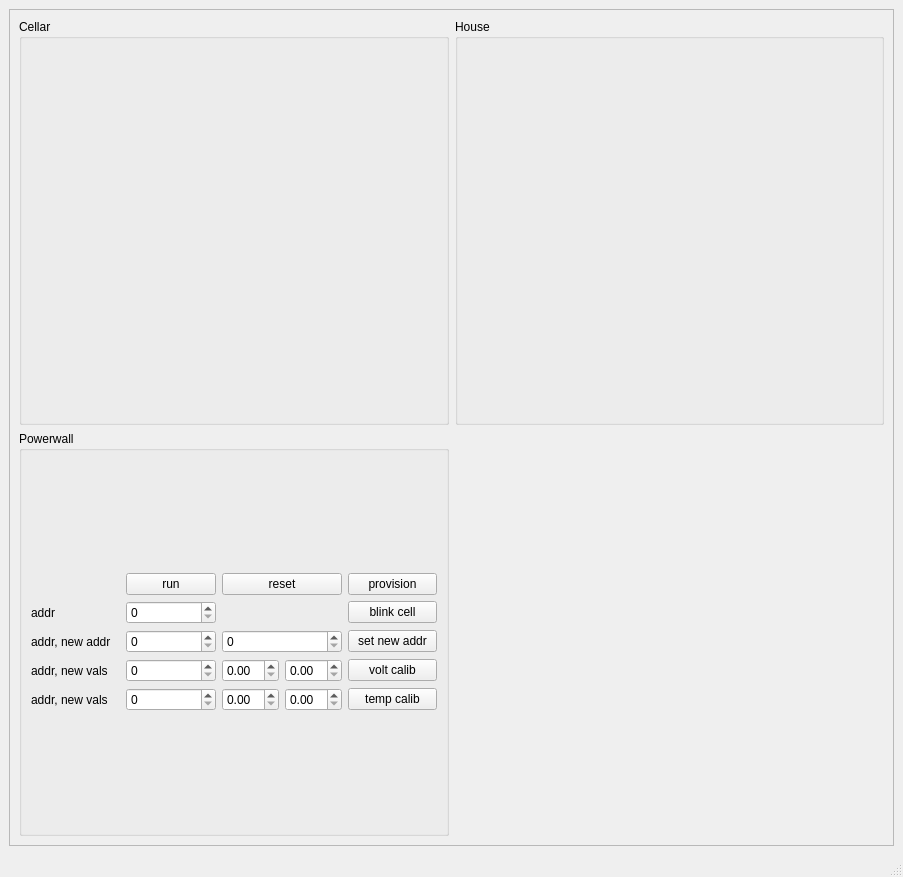
Zbysekz/SmartHome, file SmartHome/terminal/forms/main.ui: the form before one commit.
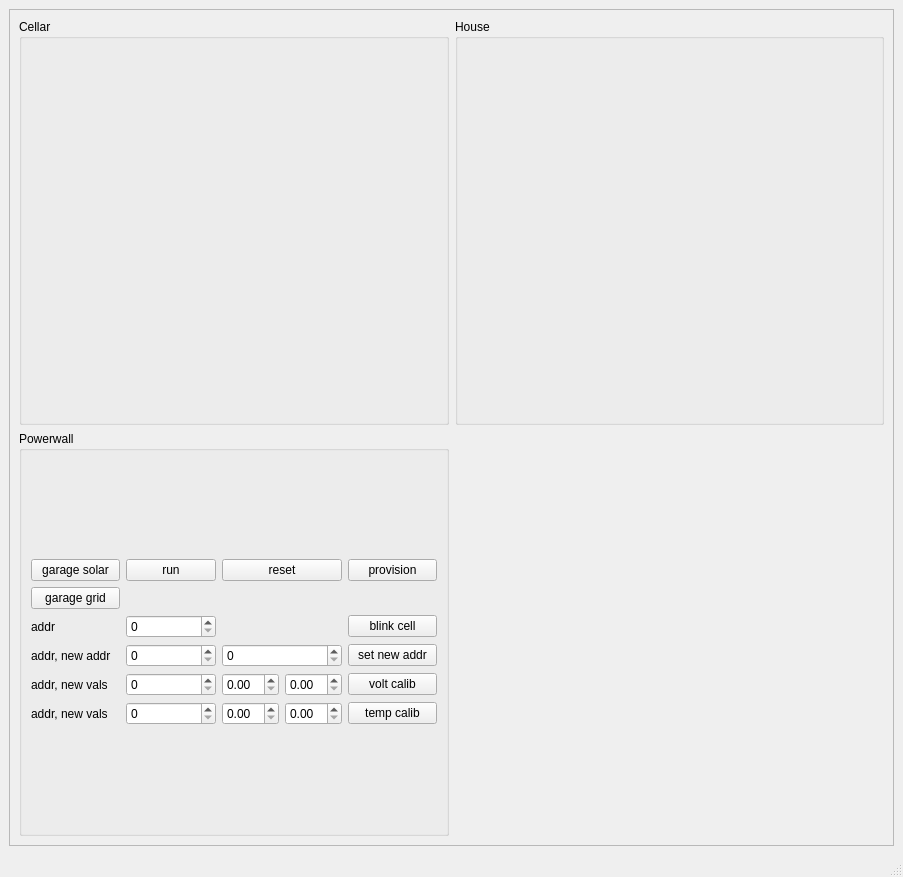
The form after the commit.

Commit message: terminal added with garage control

The edit to the form file:
```diff
--- a/SmartHome/terminal/forms/main.ui
+++ b/SmartHome/terminal/forms/main.ui
@@ -64,54 +64,34 @@
             <layout class="QVBoxLayout" name="verticalLayout_4">
              <item>
               <layout class="QGridLayout" name="gridLayout_2">
-               <item row="2" column="0">
-                <widget class="QLabel" name="label">
+               <item row="7" column="0">
+                <widget class="QLabel" name="label_2">
                  <property name="text">
-                  <string>addr</string>
+                  <string>addr, new vals</string>
                  </property>
                 </widget>
                </item>
-               <item row="7" column="1">
-                <widget class="QSpinBox" name="spinBox_5"/>
-               </item>
-               <item row="7" column="3">
-                <widget class="QPushButton" name="pushButton_5">
-                 <property name="text">
-                  <string>temp calib</string>
-                 </property>
-                </widget>
-               </item>
-               <item row="4" column="3">
+               <item row="5" column="3">
                 <widget class="QPushButton" name="pushButton">
                  <property name="text">
                   <string>set new addr</string>
                  </property>
                 </widget>
                </item>
-               <item row="6" column="3">
-                <widget class="QPushButton" name="pushButton_4">
+               <item row="8" column="3">
+                <widget class="QPushButton" name="pushButton_5">
                  <property name="text">
-                  <string>volt calib</string>
+                  <string>temp calib</string>
                  </property>
                 </widget>
                </item>
-               <item row="7" column="0">
-                <widget class="QLabel" name="label_4">
+               <item row="0" column="1">
+                <widget class="QPushButton" name="btnPowerwallRun">
                  <property name="text">
-                  <string>addr, new vals</string>
+                  <string>run</string>
                  </property>
                 </widget>
                </item>
-               <item row="6" column="2">
-                <layout class="QHBoxLayout" name="horizontalLayout_2">
-                 <item>
-                  <widget class="QDoubleSpinBox" name="doubleSpinBox_6"/>
-                 </item>
-                 <item>
-                  <widget class="QDoubleSpinBox" name="doubleSpinBox_7"/>
-                 </item>
-                </layout>
-               </item>
                <item row="0" column="3">
                 <widget class="QPushButton" name="pushButton_2">
                  <property name="text">
@@ -119,34 +99,38 @@
                  </property>
                 </widget>
                </item>
-               <item row="6" column="0">
-                <widget class="QLabel" name="label_2">
+               <item row="5" column="1">
+                <widget class="QSpinBox" name="spinBox_2"/>
+               </item>
+               <item row="0" column="0">
+                <widget class="QPushButton" name="btnGarageSolar">
                  <property name="text">
-                  <string>addr, new vals</string>
+                  <string>garage solar</string>
                  </property>
                 </widget>
                </item>
-               <item row="2" column="3">
-                <widget class="QPushButton" name="pushButton_3">
+               <item row="3" column="0">
+                <widget class="QLabel" name="label">
                  <property name="text">
-                  <string>blink cell</string>
+                  <string>addr</string>
                  </property>
                 </widget>
                </item>
-               <item row="2" column="1">
-                <widget class="QSpinBox" name="spinBox"/>
-               </item>
-               <item row="4" column="2">
-                <widget class="QSpinBox" name="spinBox_3"/>
-               </item>
-               <item row="4" column="0">
+               <item row="5" column="0">
                 <widget class="QLabel" name="label_3">
                  <property name="text">
                   <string>addr, new addr</string>
                  </property>
                 </widget>
                </item>
-               <item row="7" column="2">
+               <item row="8" column="0">
+                <widget class="QLabel" name="label_4">
+                 <property name="text">
+                  <string>addr, new vals</string>
+                 </property>
+                </widget>
+               </item>
+               <item row="8" column="2">
                 <layout class="QHBoxLayout" name="horizontalLayout_3">
                  <item>
                   <widget class="QDoubleSpinBox" name="doubleSpinBox_8"/>
@@ -156,10 +140,34 @@
                  </item>
                 </layout>
                </item>
-               <item row="4" column="1">
-                <widget class="QSpinBox" name="spinBox_2"/>
+               <item row="7" column="3">
+                <widget class="QPushButton" name="pushButton_4">
+                 <property name="text">
+                  <string>volt calib</string>
+                 </property>
+                </widget>
                </item>
-               <item row="6" column="1">
+               <item row="3" column="3">
+                <widget class="QPushButton" name="pushButton_3">
+                 <property name="text">
+                  <string>blink cell</string>
+                 </property>
+                </widget>
+               </item>
+               <item row="7" column="2">
+                <layout class="QHBoxLayout" name="horizontalLayout_2">
+                 <item>
+                  <widget class="QDoubleSpinBox" name="doubleSpinBox_6"/>
+                 </item>
+                 <item>
+                  <widget class="QDoubleSpinBox" name="doubleSpinBox_7"/>
+                 </item>
+                </layout>
+               </item>
+               <item row="5" column="2">
+                <widget class="QSpinBox" name="spinBox_3"/>
+               </item>
+               <item row="7" column="1">
                 <widget class="QSpinBox" name="spinBox_4"/>
                </item>
                <item row="0" column="2">
@@ -169,10 +177,16 @@
                  </property>
                 </widget>
                </item>
-               <item row="0" column="1">
-                <widget class="QPushButton" name="btnPowerwallRun">
+               <item row="8" column="1">
+                <widget class="QSpinBox" name="spinBox_5"/>
+               </item>
+               <item row="3" column="1">
+                <widget class="QSpinBox" name="spinBox"/>
+               </item>
+               <item row="1" column="0">
+                <widget class="QPushButton" name="btnGarageGrid">
                  <property name="text">
-                  <string>run</string>
+                  <string>garage grid</string>
                  </property>
                 </widget>
                </item>
```
The commit also changes 2 other files.
